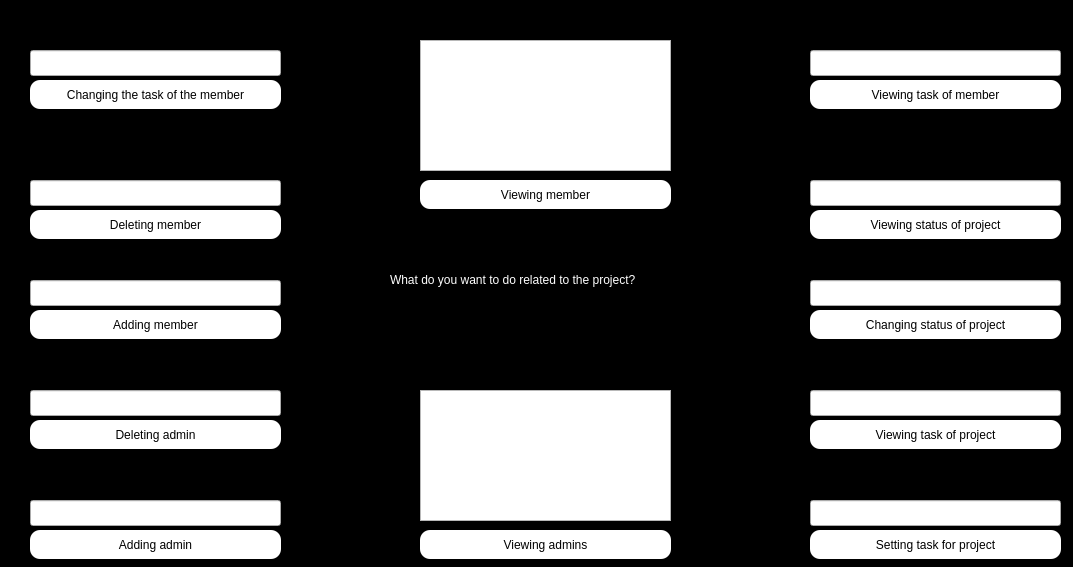
This is enter/project_before.ui in Shayanrava/APproject as Qt 5 draws it before an edit. The edited form follows.
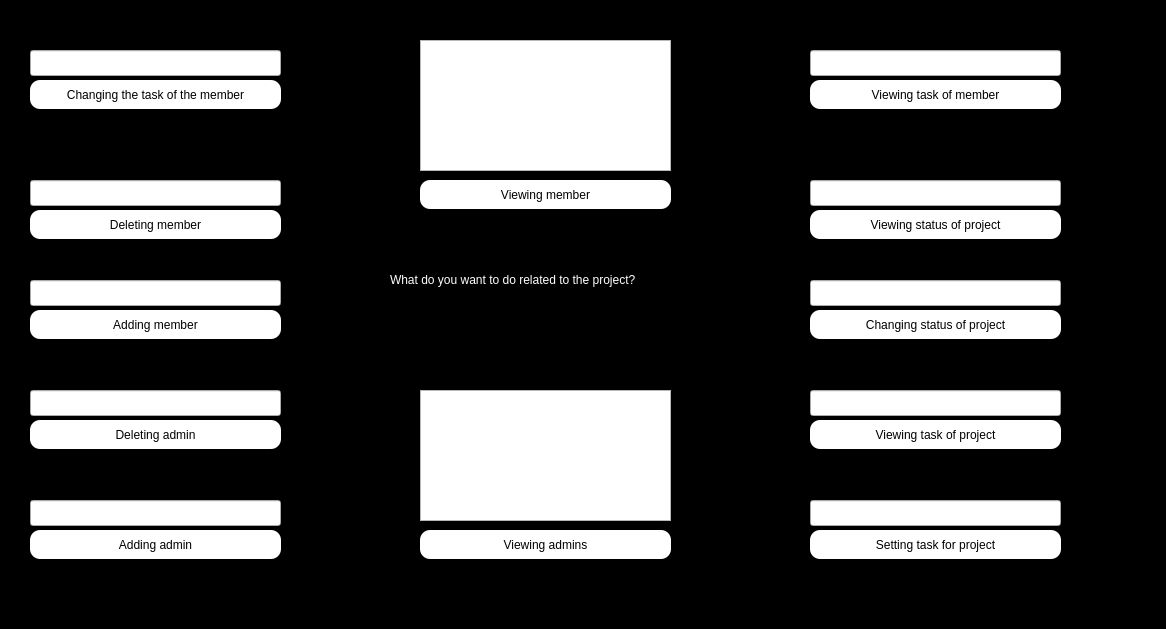
This is the edited form.

The edit to the form file:
```diff
--- a/enter/project_before.ui
+++ b/enter/project_before.ui
@@ -6,8 +6,8 @@
    <rect>
     <x>0</x>
     <y>0</y>
-    <width>1073</width>
-    <height>567</height>
+    <width>1166</width>
+    <height>629</height>
    </rect>
   </property>
   <property name="windowTitle">
```
